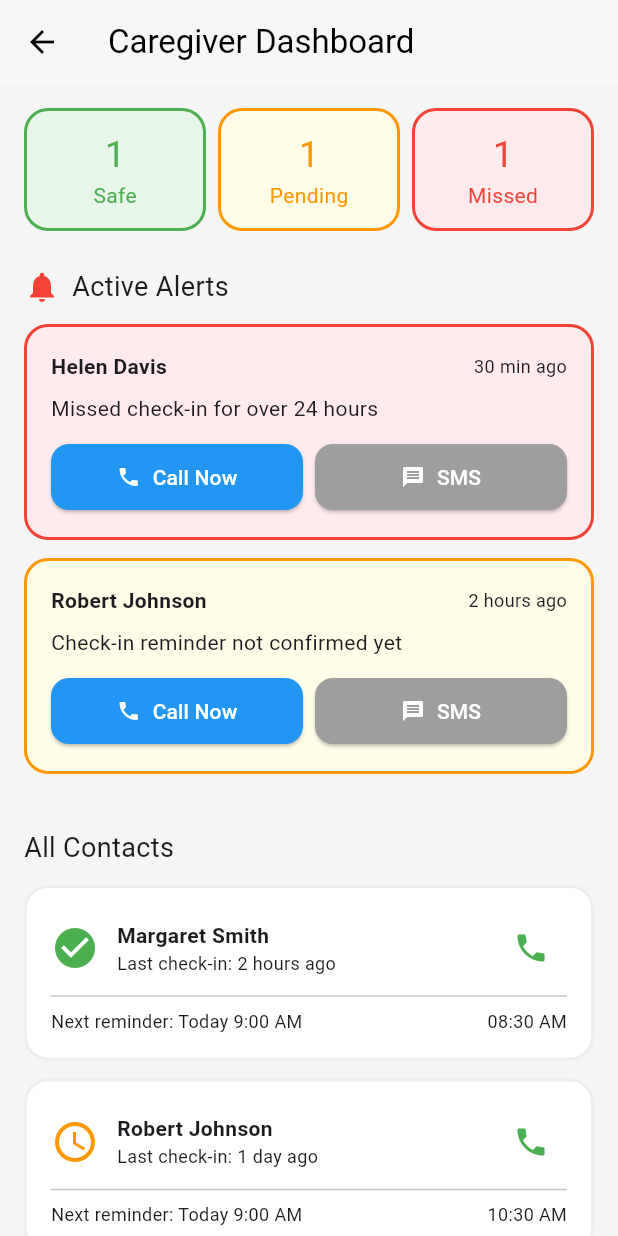
After one commit to vsaran93/daily-ping, a Flutter app: the CaregiverView screen opened directly, on a phone screen of 412 x 824 dp. The commit adds this screen. Run offline on Flutter 3.47's test engine with Material 3 defaults, Android fonts, the phone set to English and light mode, and no system bars; our stand-ins replace flutter_tts, shared_preferences; accounts and stored records are empty.

Commit message:
added caregiver dashboard view

```diff
--- /dev/null
+++ b/lib/models/alert_item.dart
@@ -0,0 +1,15 @@
+class AlertItem {
+  final String id;
+  final String elderName;
+  final String message;
+  final DateTime time;
+  final String severity; // high | medium
+
+  AlertItem({
+    required this.id,
+    required this.elderName,
+    required this.message,
+    required this.time,
+    required this.severity,
+  });
+}
--- /dev/null
+++ b/lib/models/elder.dart
@@ -0,0 +1,17 @@
+enum ElderStatus { safe, pending, missed }
+
+class Elder {
+  final String id;
+  final String name;
+  final ElderStatus status;
+  final DateTime? lastCheckIn;
+  final String phoneNumber;
+
+  Elder({
+    required this.id,
+    required this.name,
+    required this.status,
+    required this.lastCheckIn,
+    required this.phoneNumber,
+  });
+}
--- a/lib/screens/auth_screen.dart
+++ b/lib/screens/auth_screen.dart
@@ -1,4 +1,5 @@
 import 'dart:async';
+import 'package:daily_ping/screens/caregiver_view.dart';
 import 'package:daily_ping/screens/elder_view_screen.dart';
 import 'package:flutter/material.dart';
 import 'package:flutter/services.dart';
@@ -86,9 +87,15 @@ class _AuthScreenState extends State<AuthScreen> {
 
     Timer(const Duration(seconds: 1), () {
       setState(() => isLoading = false);
+      widget.userType == 'elder' ?
       Navigator.push(
         context,
         MaterialPageRoute(builder: (_) => const ElderView())
+      )
+      :
+       Navigator.push(
+        context,
+        MaterialPageRoute(builder: (_) => const CaregiverView())
       );
     });
   }
--- /dev/null
+++ b/lib/screens/caregiver_view.dart
@@ -0,0 +1,267 @@
+import 'package:daily_ping/models/alert_item.dart';
+import 'package:daily_ping/models/elder.dart';
+import 'package:flutter/material.dart';
+import 'package:intl/intl.dart';
+
+class CaregiverView extends StatefulWidget {
+  const CaregiverView({super.key});
+
+  @override
+  State<CaregiverView> createState() => _CaregiverViewState();
+}
+
+class _CaregiverViewState extends State<CaregiverView> {
+  late List<Elder> elders;
+  late List<AlertItem> alerts;
+
+  @override
+  void initState() {
+    super.initState();
+
+    elders = [
+      Elder(
+        id: '1',
+        name: 'Margaret Smith',
+        status: ElderStatus.safe,
+        lastCheckIn: DateTime.now().subtract(const Duration(hours: 2)),
+        phoneNumber: '+1 (555) 123-4567',
+      ),
+      Elder(
+        id: '2',
+        name: 'Robert Johnson',
+        status: ElderStatus.pending,
+        lastCheckIn: DateTime.now().subtract(const Duration(hours: 24)),
+        phoneNumber: '+1 (555) 234-5678',
+      ),
+      Elder(
+        id: '3',
+        name: 'Helen Davis',
+        status: ElderStatus.missed,
+        lastCheckIn: DateTime.now().subtract(const Duration(hours: 26)),
+        phoneNumber: '+1 (555) 345-6789',
+      ),
+    ];
+
+    alerts = [
+      AlertItem(
+        id: '1',
+        elderName: 'Helen Davis',
+        message: 'Missed check-in for over 24 hours',
+        time: DateTime.now().subtract(const Duration(minutes: 30)),
+        severity: 'high',
+      ),
+      AlertItem(
+        id: '2',
+        elderName: 'Robert Johnson',
+        message: 'Check-in reminder not confirmed yet',
+        time: DateTime.now().subtract(const Duration(hours: 2)),
+        severity: 'medium',
+      ),
+    ];
+  }
+
+  String formatTimeAgo(DateTime? date) {
+    if (date == null) return 'Never';
+
+    final diff = DateTime.now().difference(date);
+
+    if (diff.inDays > 0) return '${diff.inDays} day${diff.inDays > 1 ? 's' : ''} ago';
+    if (diff.inHours > 0) return '${diff.inHours} hour${diff.inHours > 1 ? 's' : ''} ago';
+    if (diff.inMinutes > 0) return '${diff.inMinutes} min ago';
+    return 'Just now';
+  }
+
+  Icon _statusIcon(ElderStatus status) {
+    switch (status) {
+      case ElderStatus.safe:
+        return const Icon(Icons.check_circle, color: Colors.green, size: 32);
+      case ElderStatus.pending:
+        return const Icon(Icons.schedule, color: Colors.orange, size: 32);
+      case ElderStatus.missed:
+        return const Icon(Icons.error, color: Colors.red, size: 32);
+    }
+  }
+
+  @override
+  Widget build(BuildContext context) {
+    final safeCount = elders.where((e) => e.status == ElderStatus.safe).length;
+    final pendingCount = elders.where((e) => e.status == ElderStatus.pending).length;
+    final missedCount = elders.where((e) => e.status == ElderStatus.missed).length;
+
+    return Scaffold(
+      backgroundColor: Colors.grey.shade100,
+      appBar: AppBar(
+        backgroundColor: Colors.white,
+        elevation: 1,
+        leading: const BackButton(color: Colors.black),
+        title: const Text('Caregiver Dashboard', style: TextStyle(color: Colors.black)),
+      ),
+      body: ListView(
+        padding: const EdgeInsets.all(16),
+        children: [
+          _statusSummary(safeCount, pendingCount, missedCount),
+          const SizedBox(height: 24),
+          if (alerts.isNotEmpty) _alertsSection(),
+          const SizedBox(height: 24),
+          _elderList(),
+        ],
+      ),
+    );
+  }
+
+  Widget _statusSummary(int safe, int pending, int missed) {
+    Widget box(Color bg, Color border, String label, int count) {
+      return Expanded(
+        child: Container(
+          padding: const EdgeInsets.all(12),
+          decoration: BoxDecoration(
+            color: bg,
+            borderRadius: BorderRadius.circular(16),
+            border: Border.all(color: border, width: 2),
+          ),
+          child: Column(
+            children: [
+              Text('$count', style: TextStyle(fontSize: 24, color: border)),
+              Text(label, style: TextStyle(color: border)),
+            ],
+          ),
+        ),
+      );
+    }
+
+    return Row(
+      children: [
+        box(Colors.green.shade50, Colors.green, 'Safe', safe),
+        const SizedBox(width: 8),
+        box(Colors.yellow.shade50, Colors.orange, 'Pending', pending),
+        const SizedBox(width: 8),
+        box(Colors.red.shade50, Colors.red, 'Missed', missed),
+      ],
+    );
+  }
+
+  Widget _alertsSection() {
+    return Column(
+      crossAxisAlignment: CrossAxisAlignment.start,
+      children: [
+        const Row(
+          children: [
+            Icon(Icons.notifications, color: Colors.red),
+            SizedBox(width: 8),
+            Text('Active Alerts', style: TextStyle(fontSize: 18)),
+          ],
+        ),
+        const SizedBox(height: 12),
+        ...alerts.map((alert) {
+          final isHigh = alert.severity == 'high';
+
+          return Container(
+            margin: const EdgeInsets.only(bottom: 12),
+            padding: const EdgeInsets.all(16),
+            decoration: BoxDecoration(
+              color: isHigh ? Colors.red.shade50 : Colors.yellow.shade50,
+              borderRadius: BorderRadius.circular(16),
+              border: Border.all(
+                color: isHigh ? Colors.red : Colors.orange,
+                width: 2,
+              ),
+            ),
+            child: Column(
+              crossAxisAlignment: CrossAxisAlignment.start,
+              children: [
+                Row(
+                  mainAxisAlignment: MainAxisAlignment.spaceBetween,
+                  children: [
+                    Text(alert.elderName, style: const TextStyle(fontWeight: FontWeight.bold)),
+                    Text(formatTimeAgo(alert.time), style: const TextStyle(fontSize: 12)),
+                  ],
+                ),
+                const SizedBox(height: 8),
+                Text(alert.message),
+                const SizedBox(height: 12),
+                Row(
+                  children: [
+                    _actionButton(Icons.phone, 'Call Now', Colors.blue),
+                    const SizedBox(width: 8),
+                    _actionButton(Icons.message, 'SMS', Colors.grey),
+                  ],
+                ),
+              ],
+            ),
+          );
+        }),
+      ],
+    );
+  }
+
+  Widget _actionButton(IconData icon, String text, Color color) {
+    return Expanded(
+      child: ElevatedButton.icon(
+        onPressed: () {},
+        icon: Icon(icon, size: 16),
+        label: Text(text),
+        style: ElevatedButton.styleFrom(
+          backgroundColor: color,
+          foregroundColor: Colors.white,
+          padding: const EdgeInsets.symmetric(vertical: 12),
+          shape: RoundedRectangleBorder(borderRadius: BorderRadius.circular(12)),
+        ),
+      ),
+    );
+  }
+
+  Widget _elderList() {
+    return Column(
+      crossAxisAlignment: CrossAxisAlignment.start,
+      children: [
+        const Text('All Contacts', style: TextStyle(fontSize: 18)),
+        const SizedBox(height: 12),
+        ...elders.map((elder) {
+          return Container(
+            margin: const EdgeInsets.only(bottom: 12),
+            padding: const EdgeInsets.all(16),
+            decoration: BoxDecoration(
+              color: Colors.white,
+              borderRadius: BorderRadius.circular(16),
+              border: Border.all(color: Colors.grey.shade200, width: 2),
+            ),
+            child: Column(
+              children: [
+                Row(
+                  children: [
+                    _statusIcon(elder.status),
+                    const SizedBox(width: 12),
+                    Expanded(
+                      child: Column(
+                        crossAxisAlignment: CrossAxisAlignment.start,
+                        children: [
+                          Text(elder.name, style: const TextStyle(fontWeight: FontWeight.bold)),
+                          Text('Last check-in: ${formatTimeAgo(elder.lastCheckIn)}',
+                              style: const TextStyle(fontSize: 12)),
+                        ],
+                      ),
+                    ),
+                    IconButton(
+                      icon: const Icon(Icons.phone, color: Colors.green),
+                      onPressed: () {},
+                    ),
+                  ],
+                ),
+                const Divider(),
+                Row(
+                  mainAxisAlignment: MainAxisAlignment.spaceBetween,
+                  children: [
+                    const Text('Next reminder: Today 9:00 AM', style: TextStyle(fontSize: 12)),
+                    if (elder.lastCheckIn != null)
+                      Text(DateFormat('hh:mm a').format(elder.lastCheckIn!),
+                          style: const TextStyle(fontSize: 12)),
+                  ],
+                ),
+              ],
+            ),
+          );
+        }),
+      ],
+    );
+  }
+}
```
